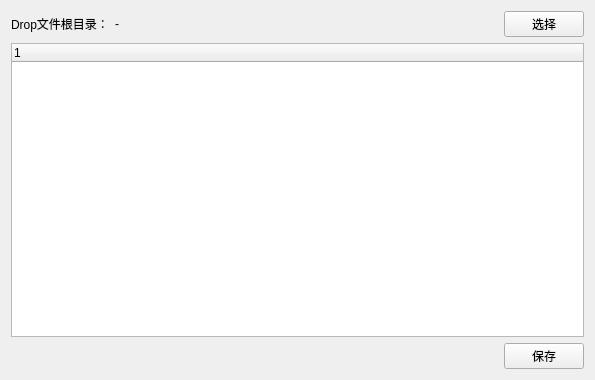
The window that Tools/DropEdit/DropEditWidget.ui (PatchLion/droiyan_server) describes before a commit, drawn with Qt 5.
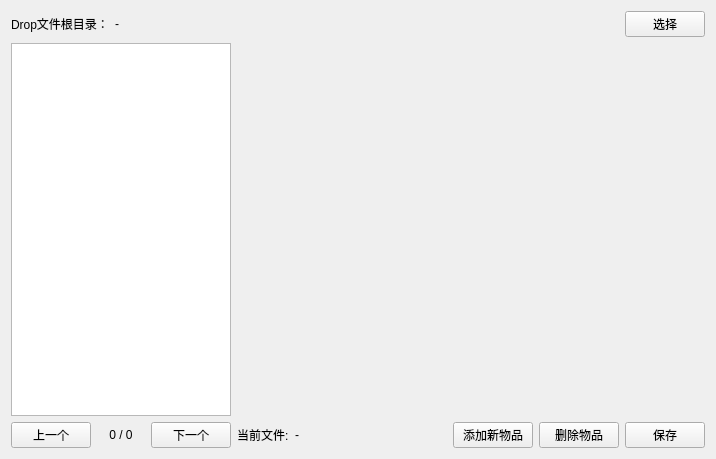
The same window after the commit. Custom widgets are drawn as their Qt base class.

Commit message: add DropEdit source code

The edit to the form file:
```diff
--- a/Tools/DropEdit/DropEditWidget.ui
+++ b/Tools/DropEdit/DropEditWidget.ui
@@ -6,15 +6,86 @@
    <rect>
     <x>0</x>
     <y>0</y>
-    <width>595</width>
-    <height>380</height>
+    <width>716</width>
+    <height>459</height>
    </rect>
   </property>
   <property name="windowTitle">
    <string>Form</string>
   </property>
-  <layout class="QVBoxLayout" name="verticalLayout">
-   <item>
+  <layout class="QGridLayout" name="gridLayout">
+   <item row="2" column="1">
+    <widget class="CMonsterDropInfoItem" name="widgetMonsterDrop" native="true">
+     <layout class="QVBoxLayout" name="verticalLayout_2">
+      <item>
+       <spacer name="verticalSpacer">
+        <property name="orientation">
+         <enum>Qt::Vertical</enum>
+        </property>
+        <property name="sizeHint" stdset="0">
+         <size>
+          <width>20</width>
+          <height>352</height>
+         </size>
+        </property>
+       </spacer>
+      </item>
+     </layout>
+    </widget>
+   </item>
+   <item row="3" column="1">
+    <layout class="QHBoxLayout" name="horizontalLayout_2">
+     <item>
+      <widget class="QLabel" name="label_2">
+       <property name="text">
+        <string>当前文件:</string>
+       </property>
+      </widget>
+     </item>
+     <item>
+      <widget class="QLabel" name="labelCurrentFileName">
+       <property name="text">
+        <string>-</string>
+       </property>
+      </widget>
+     </item>
+     <item>
+      <spacer name="horizontalSpacer">
+       <property name="orientation">
+        <enum>Qt::Horizontal</enum>
+       </property>
+       <property name="sizeHint" stdset="0">
+        <size>
+         <width>40</width>
+         <height>20</height>
+        </size>
+       </property>
+      </spacer>
+     </item>
+     <item>
+      <widget class="QPushButton" name="pushButtonAddItem">
+       <property name="text">
+        <string>添加新物品</string>
+       </property>
+      </widget>
+     </item>
+     <item>
+      <widget class="QPushButton" name="pushButtonAddItem_2">
+       <property name="text">
+        <string>删除物品</string>
+       </property>
+      </widget>
+     </item>
+     <item>
+      <widget class="QPushButton" name="pushButtonSave">
+       <property name="text">
+        <string>保存</string>
+       </property>
+      </widget>
+     </item>
+    </layout>
+   </item>
+   <item row="0" column="0" colspan="2">
     <layout class="QHBoxLayout" name="horizontalLayout">
      <item>
       <widget class="QLabel" name="label">
@@ -24,7 +95,7 @@
       </widget>
      </item>
      <item>
-      <widget class="QLabel" name="label_2">
+      <widget class="QLabel" name="labelRootPath">
        <property name="text">
         <string>-</string>
        </property>
@@ -52,41 +123,60 @@
      </item>
     </layout>
    </item>
-   <item>
-    <widget class="QTreeWidget" name="treeWidget">
-     <column>
-      <property name="text">
-       <string notr="true">1</string>
-      </property>
-     </column>
-    </widget>
-   </item>
-   <item>
-    <layout class="QHBoxLayout" name="horizontalLayout_2">
+   <item row="3" column="0">
+    <layout class="QHBoxLayout" name="horizontalLayout_4">
      <item>
-      <spacer name="horizontalSpacer">
-       <property name="orientation">
-        <enum>Qt::Horizontal</enum>
+      <widget class="QPushButton" name="pushButtonPer">
+       <property name="text">
+        <string>上一个</string>
        </property>
-       <property name="sizeHint" stdset="0">
-        <size>
-         <width>40</width>
-         <height>20</height>
-        </size>
+      </widget>
+     </item>
+     <item>
+      <widget class="QLabel" name="labelIndex">
+       <property name="text">
+        <string>0 / 0</string>
        </property>
-      </spacer>
+       <property name="alignment">
+        <set>Qt::AlignCenter</set>
+       </property>
+      </widget>
      </item>
      <item>
-      <widget class="QPushButton" name="pushButton_2">
+      <widget class="QPushButton" name="pushButtonNext">
        <property name="text">
-        <string>保存</string>
+        <string>下一个</string>
        </property>
       </widget>
      </item>
     </layout>
    </item>
+   <item row="1" column="0" rowspan="2">
+    <widget class="QListWidget" name="listWidget">
+     <property name="minimumSize">
+      <size>
+       <width>220</width>
+       <height>0</height>
+      </size>
+     </property>
+     <property name="maximumSize">
+      <size>
+       <width>220</width>
+       <height>16777215</height>
+      </size>
+     </property>
+    </widget>
+   </item>
   </layout>
  </widget>
+ <customwidgets>
+  <customwidget>
+   <class>CMonsterDropInfoItem</class>
+   <extends>QWidget</extends>
+   <header location="global">MonsterDropInfoItem.h</header>
+   <container>1</container>
+  </customwidget>
+ </customwidgets>
  <resources/>
  <connections/>
 </ui>
```
Left out of the diff: 2 changed lines with no effect on the pictures. The commit also changes 13 other files.
